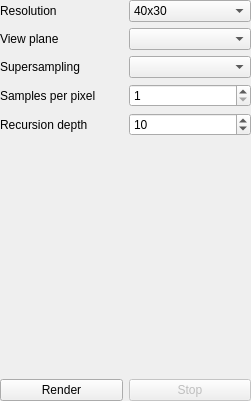
Before: the Qt Designer form src/widgets/world/RenderSettingsWidget.ui in tkadauke/raytracer, drawn with Qt 5.
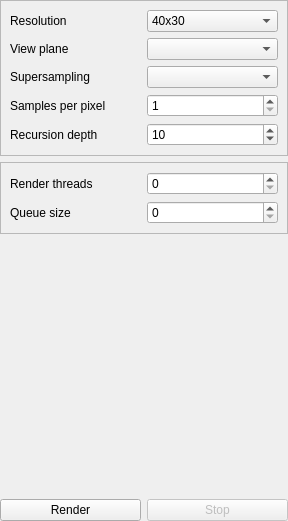
After: the same form once the commit is applied.

Commit message: Use QThreadPool in raytracer with configurable thread count and queue size. Now the image is tiled by queue size which makes it possible to use the threads in a more optimal way.

Patch:
```diff
--- a/src/widgets/world/RenderSettingsWidget.ui
+++ b/src/widgets/world/RenderSettingsWidget.ui
@@ -6,8 +6,8 @@
    <rect>
     <x>0</x>
     <y>0</y>
-    <width>251</width>
-    <height>401</height>
+    <width>288</width>
+    <height>521</height>
    </rect>
   </property>
   <property name="sizePolicy">
@@ -19,7 +19,7 @@
   <property name="windowTitle">
    <string>Form</string>
   </property>
-  <layout class="QGridLayout" name="gridLayout_2">
+  <layout class="QVBoxLayout" name="verticalLayout">
    <property name="leftMargin">
     <number>0</number>
    </property>
@@ -32,48 +32,14 @@
    <property name="bottomMargin">
     <number>0</number>
    </property>
-   <item row="2" column="0">
-    <spacer name="verticalSpacer">
-     <property name="orientation">
-      <enum>Qt::Vertical</enum>
-     </property>
-     <property name="sizeHint" stdset="0">
-      <size>
-       <width>20</width>
-       <height>225</height>
-      </size>
-     </property>
-    </spacer>
-   </item>
-   <item row="4" column="0">
-    <layout class="QHBoxLayout" name="horizontalLayout">
      <item>
-      <widget class="QPushButton" name="renderButton">
-       <property name="text">
-        <string>Render</string>
-       </property>
-      </widget>
-     </item>
-     <item>
-      <widget class="QPushButton" name="stopButton">
-       <property name="enabled">
-        <bool>false</bool>
-       </property>
-       <property name="text">
-        <string>Stop</string>
-       </property>
-      </widget>
-     </item>
-    </layout>
-   </item>
-   <item row="3" column="0">
-    <widget class="QLabel" name="timeLabel">
-     <property name="text">
-      <string/>
-     </property>
-    </widget>
-   </item>
-   <item row="1" column="0">
+    <widget class="QFrame" name="frame">
+     <property name="frameShape">
+      <enum>QFrame::StyledPanel</enum>
+     </property>
+     <property name="frameShadow">
+      <enum>QFrame::Raised</enum>
+     </property>
     <layout class="QGridLayout" name="gridLayout">
      <item row="2" column="1">
       <widget class="QComboBox" name="samplerType"/>
@@ -256,6 +222,9 @@
        <property name="minimum">
         <number>1</number>
        </property>
+        <property name="maximum">
+         <number>1024</number>
+        </property>
       </widget>
      </item>
      <item row="4" column="0">
@@ -270,14 +239,103 @@
        <property name="minimum">
         <number>1</number>
        </property>
+        <property name="maximum">
+         <number>1024</number>
+        </property>
        <property name="value">
         <number>10</number>
        </property>
       </widget>
      </item>
     </layout>
+    </widget>
    </item>
-  </layout>
+   <item>
+    <widget class="QFrame" name="frame_2">
+     <property name="frameShape">
+      <enum>QFrame::StyledPanel</enum>
+     </property>
+     <property name="frameShadow">
+      <enum>QFrame::Raised</enum>
+     </property>
+     <layout class="QGridLayout" name="gridLayout_2">
+      <item row="0" column="0">
+       <widget class="QLabel" name="label_6">
+        <property name="text">
+         <string>Render threads</string>
+        </property>
+       </widget>
+      </item>
+      <item row="0" column="1">
+       <widget class="QSpinBox" name="renderThreads">
+        <property name="maximum">
+         <number>1024</number>
+        </property>
+       </widget>
+      </item>
+      <item row="1" column="0">
+       <widget class="QLabel" name="label_7">
+        <property name="text">
+         <string>Queue size</string>
+        </property>
+       </widget>
+      </item>
+      <item row="1" column="1">
+       <widget class="QSpinBox" name="queueSize">
+        <property name="maximum">
+         <number>8192</number>
+        </property>
+       </widget>
+      </item>
+     </layout>
+    </widget>
+   </item>
+   <item>
+    <spacer name="verticalSpacer">
+     <property name="orientation">
+      <enum>Qt::Vertical</enum>
+     </property>
+     <property name="sizeHint" stdset="0">
+      <size>
+       <width>20</width>
+       <height>225</height>
+      </size>
+     </property>
+    </spacer>
+   </item>
+   <item>
+    <widget class="QLabel" name="timeLabel">
+     <property name="text">
+      <string/>
+     </property>
+    </widget>
+   </item>
+   <item>
+    <layout class="QHBoxLayout" name="horizontalLayout">
+     <item>
+      <widget class="QPushButton" name="renderButton">
+       <property name="text">
+        <string>Render</string>
+       </property>
+      </widget>
+     </item>
+     <item>
+      <widget class="QPushButton" name="stopButton">
+       <property name="enabled">
+        <bool>false</bool>
+       </property>
+       <property name="text">
+        <string>Stop</string>
+       </property>
+      </widget>
+     </item>
+    </layout>
+   </item>
+  </layout>
+  <zorder>frame</zorder>
+  <zorder></zorder>
+  <zorder>frame_2</zorder>
+  <zorder>timeLabel</zorder>
  </widget>
  <resources/>
  <connections/>
```
Left out of the diff: 32 changed lines with no effect on the pictures. Lines whose indentation alone changed are shown as unchanged. The commit also changes 6 other files.
